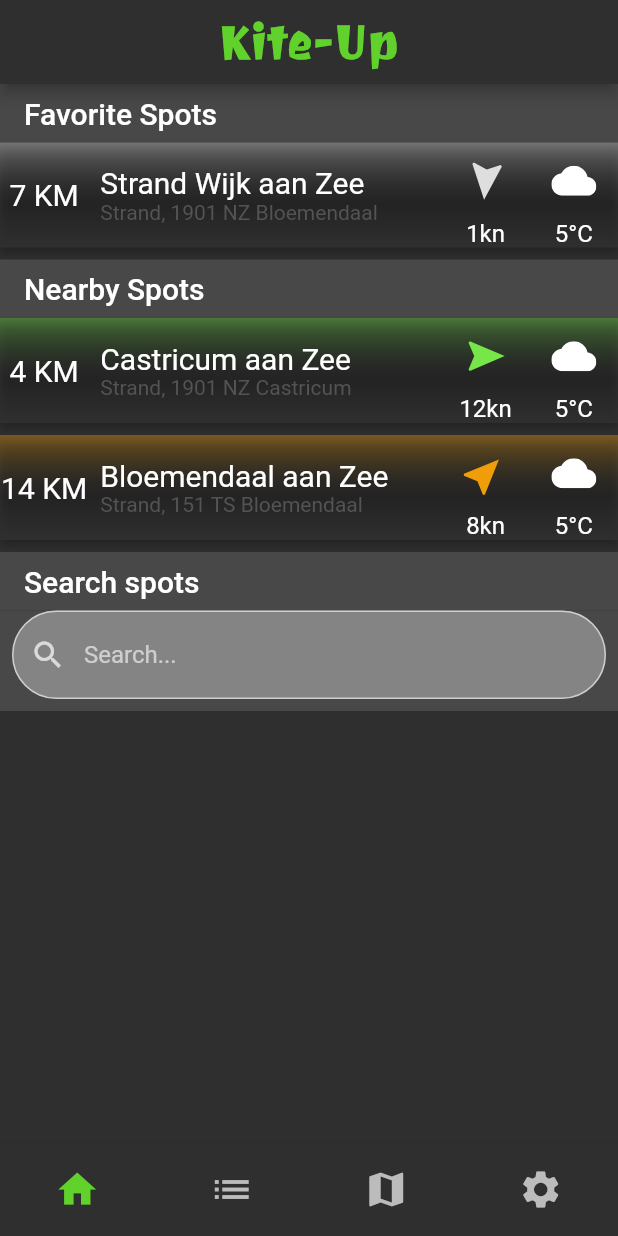
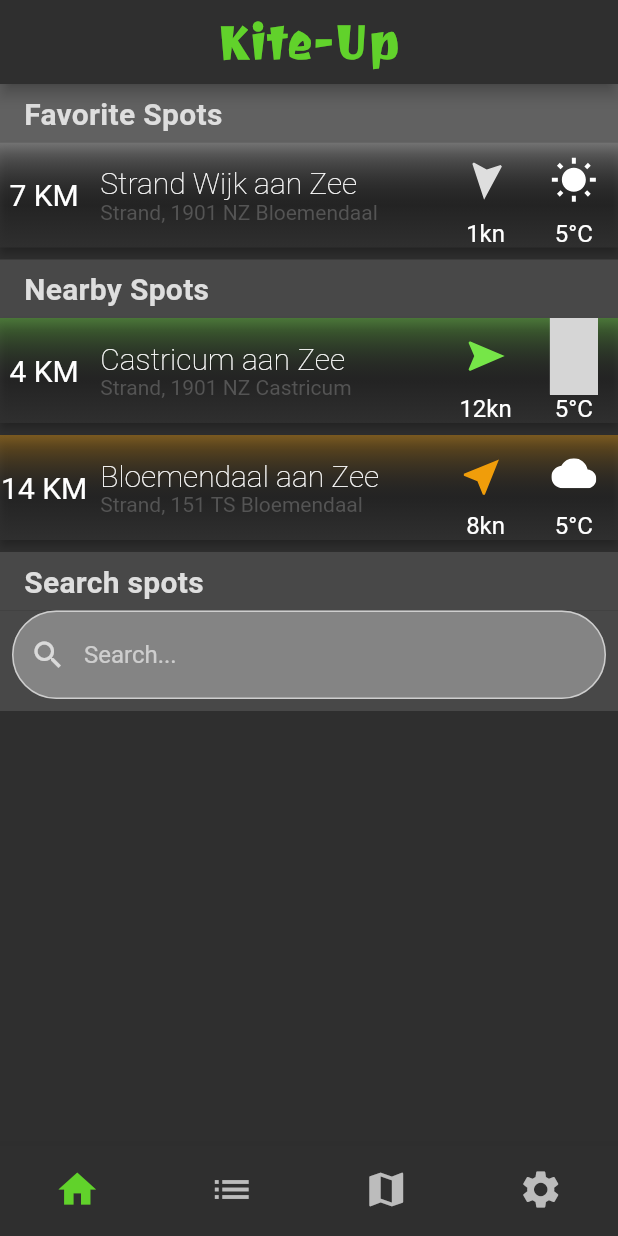
Before and after one commit to KevinBreurken/HvA-Project-MAD-Kite, a Flutter app: the screen it shows after launch, on a phone screen of 412 x 824 dp. Run offline on Flutter 3.47's test engine with Material 2 defaults, Android fonts, the phone set to English and light mode, and no system bars; our stand-ins replace flutter_rating_bar, flutter_svg, shared_preferences, stop_watch_timer; grey boxes are pictures that could not be loaded.

Commit message:
Worked on theming and weather icons

```diff
--- a/lib/dummy data/locations.dart
+++ b/lib/dummy data/locations.dart
@@ -1,6 +1,6 @@
 import 'package:kiteup/helpers/hexcolor.dart';
 
-enum WeatherType { sunny, raining }
+enum WeatherType { sunny, raining, cloudy }
 
 class Location{
   final int? id;
@@ -33,19 +33,7 @@ class Location{
 
 const List<Location> allLocations = [
   Location(id: 1, locationName: 'Castricum aan Zee', adres: 'Strand, 1901 NZ Castricum', distance: 4, windSpeed: 12,windDirection: 90,temperature: 5,weatherType: WeatherType.raining,windIconColor: "76E648"),
-  Location(id: 2, locationName: 'Bloemendaal aan Zee', adres: 'Strand, 151 TS Bloemendaal', distance: 14, windSpeed: 8,windDirection: 45,temperature: 7,weatherType: WeatherType.raining,windIconColor: "F09D0A"),
-  Location(id: 3, locationName: 'Strand Wijk aan Zee', adres: 'Strand, 1901 NZ Bloemendaal', distance: 7, windSpeed: 1,windDirection: 185,temperature: 32,weatherType: WeatherType.raining,windIconColor: "DEDEDE"),
-  Location(id: 4, locationName: 'Egmond aan Zee', adres: 'Strand, 1486 AZ Egmond', distance: 14, windSpeed: 4,windDirection: 310,temperature: 1,weatherType: WeatherType.raining,windIconColor: "3971FF"),
-  Location(id: 5, locationName: 'Castricum aan Zee', adres: 'Strand, 1901 NZ Castricum', distance: 4, windSpeed: 12,windDirection: 90,temperature: 5,weatherType: WeatherType.raining,windIconColor: "76E648"),
-  Location(id: 6, locationName: 'Bloemendaal aan Zee', adres: 'Strand, 151 TS Bloemendaal', distance: 14, windSpeed: 8,windDirection: 45,temperature: 7,weatherType: WeatherType.raining,windIconColor: "F09D0A"),
-  Location(id: 7, locationName: 'Strand Wijk aan Zee', adres: 'Strand, 1901 NZ Bloemendaal', distance: 7, windSpeed: 1,windDirection: 185,temperature: 32,weatherType: WeatherType.raining,windIconColor: "DEDEDE"),
-  Location(id: 8, locationName: 'Egmond aan Zee', adres: 'Strand, 1486 AZ Egmond', distance: 14, windSpeed: 4,windDirection: 310,temperature: 1,weatherType: WeatherType.raining,windIconColor: "3971FF"),
-  Location(id: 9, locationName: 'Castricum aan Zee', adres: 'Strand, 1901 NZ Castricum', distance: 4, windSpeed: 12,windDirection: 90,temperature: 5,weatherType: WeatherType.raining,windIconColor: "76E648"),
-  Location(id: 10, locationName: 'Bloemendaal aan Zee', adres: 'Strand, 151 TS Bloemendaal', distance: 14, windSpeed: 8,windDirection: 45,temperature: 7,weatherType: WeatherType.raining,windIconColor: "F09D0A"),
-  Location(id: 11, locationName: 'Strand Wijk aan Zee', adres: 'Strand, 1901 NZ Bloemendaal', distance: 7, windSpeed: 1,windDirection: 185,temperature: 32,weatherType: WeatherType.raining,windIconColor: "DEDEDE"),
-  Location(id: 12, locationName: 'Egmond aan Zee', adres: 'Strand, 1486 AZ Egmond', distance: 14, windSpeed: 4,windDirection: 310,temperature: 1,weatherType: WeatherType.raining,windIconColor: "3971FF"),
-  Location(id: 13, locationName: 'Castricum aan Zee', adres: 'Strand, 1901 NZ Castricum', distance: 4, windSpeed: 12,windDirection: 90,temperature: 5,weatherType: WeatherType.raining,windIconColor: "76E648"),
-  Location(id: 14, locationName: 'Bloemendaal aan Zee', adres: 'Strand, 151 TS Bloemendaal', distance: 14, windSpeed: 8,windDirection: 45,temperature: 7,weatherType: WeatherType.raining,windIconColor: "F09D0A"),
-  Location(id: 15, locationName: 'Strand Wijk aan Zee', adres: 'Strand, 1901 NZ Bloemendaal', distance: 7, windSpeed: 1,windDirection: 185,temperature: 32,weatherType: WeatherType.raining,windIconColor: "DEDEDE"),
-  Location(id: 16, locationName: 'Egmond aan Zee', adres: 'Strand, 1486 AZ Egmond', distance: 14, windSpeed: 4,windDirection: 310,temperature: 1,weatherType: WeatherType.raining,windIconColor: "3971FF"),
+  Location(id: 2, locationName: 'Bloemendaal aan Zee', adres: 'Strand, 151 TS Bloemendaal', distance: 14, windSpeed: 8,windDirection: 45,temperature: 7,weatherType: WeatherType.cloudy,windIconColor: "F09D0A"),
+  Location(id: 3, locationName: 'Strand Wijk aan Zee', adres: 'Strand, 1901 NZ Bloemendaal', distance: 7, windSpeed: 1,windDirection: 185,temperature: 32,weatherType: WeatherType.sunny,windIconColor: "DEDEDE"),
+  Location(id: 4, locationName: 'Egmond aan Zee', adres: 'Strand, 1486 AZ Egmond', distance: 14, windSpeed: 4,windDirection: 310,temperature: 1,weatherType: WeatherType.sunny,windIconColor: "3971FF"),
 ];
--- a/lib/main.dart
+++ b/lib/main.dart
@@ -32,7 +32,7 @@ void main() {
       create: (_) => KiteupStatusNotifier(),
     ),
     ChangeNotifierProvider<ThemeNotifier>(
-        create: (_) => ThemeNotifier(customDarkTheme()),
+        create: (_) => ThemeNotifier(customLightTheme()),
     ),
   ], child: MyApp()));
 }
--- a/lib/page/location_list_page.dart
+++ b/lib/page/location_list_page.dart
@@ -45,7 +45,6 @@ class _LocationListPage extends State<LocationListPage> {
 
     return Scaffold(
       appBar: null,
-      backgroundColor: DARK_BACKGROUND_PRIMARY,
       body: Column(children: <Widget>[
         //Favorite Spots
         Container(
@@ -54,7 +53,7 @@ class _LocationListPage extends State<LocationListPage> {
               Container(
                 padding: const EdgeInsets.fromLTRB(16, 8, 16, 8),
                 decoration: BoxDecoration(
-                  color: HexColor('484848'),
+                  color: Theme.of(context).backgroundColor,
                 ),
                 child: Row(
                   children: [
@@ -102,10 +101,6 @@ class _LocationListPage extends State<LocationListPage> {
                   itemBuilder: (context, index) {
                     final location = nearbySpots[index];
                     return LocationItemWidget(location: location, clickButtonFunction: () { onLocationCLick(location); });
-                    return LocationItemWidget(location: location, clickButtonFunction: () {
-                      _selectedLocationNotifier.updateSelectedLocation(location);
-                      Navigator.pushNamed(context, 'location_details');
-                    },);
                   }),
             ],
           ),
@@ -151,12 +146,10 @@ class _LocationListPage extends State<LocationListPage> {
                 ),
               ),
               ListView.builder(
-
                   shrinkWrap: true,
                   itemCount: listToSearch.length,
                   itemBuilder: (context, index) {
                     final location = listToSearch[index];
-
                     return LocationItemWidget(location: location, clickButtonFunction: () { onLocationCLick(location); });
                   }),
             ],),
--- a/lib/widgets/item_location.dart
+++ b/lib/widgets/item_location.dart
@@ -13,18 +13,26 @@ class LocationItemWidget extends StatelessWidget {
   Location location;
   final void Function() clickButtonFunction;
 
+  String getAssetPathByWeather(WeatherType weatherType){
+    switch(weatherType){
+      case WeatherType.sunny:
+        return "weather_sunny.svg";
+      case WeatherType.raining:
+        return "weather_raining.svg";
+      case WeatherType.cloudy:
+        return "weather_cloudy.svg";
+    }
+  }
+
   @override
   Widget build(BuildContext context) {
     return GestureDetector(
-      onTap: clickButtonFunction
-        // LocationListPage.setLocationIndex(index);
-        // this.widget.callBackSetState(1);
-      ,
+      onTap: clickButtonFunction,
       child: Container(
         width: MediaQuery.of(context).size.width,
         height: 70,
         margin: const EdgeInsets.fromLTRB(0, 0, 0, 8),
-        decoration: BoxDecoration(
+        decoration: BoxDecoration(color: DARK_BACKGROUND_PRIMARY,
           boxShadow: [
             BoxShadow(
               blurRadius: 4,
@@ -141,9 +149,9 @@ class LocationItemWidget extends StatelessWidget {
                       child: Padding(
                         padding: EdgeInsetsDirectional.fromSTEB(8, 0, 8, 0),
                         child: SvgPicture.asset(
-                          'assets/location_item/weather_cloudy.svg',
-                          height: 64,
-                          width: 64,
+                          'assets/location_item/' +getAssetPathByWeather(location.weatherType),
+                          height: 32,
+                          width: 32,
                           color: DARK_PRIMARY_TEXT,
                           fit: BoxFit.scaleDown,
                         ),
--- a/pubspec.yaml
+++ b/pubspec.yaml
@@ -70,6 +70,8 @@ flutter:
     - assets/status_kitesurfing.svg
     - assets/unknown.svg
     - assets/location_item/weather_cloudy.svg
+    - assets/location_item/weather_sunny.svg
+    - assets/location_item/weather_raining.svg
     - assets/location_item/wind_direction.svg
     - assets/graph.png
 
```
Also changed, not shown: lib/constants.dart (+11 -0 lines), lib/theme/custom_theme.dart (+8 -2 lines), assets/location_item/weather_raining.svg (added), assets/location_item/weather_sunny.svg (added).
